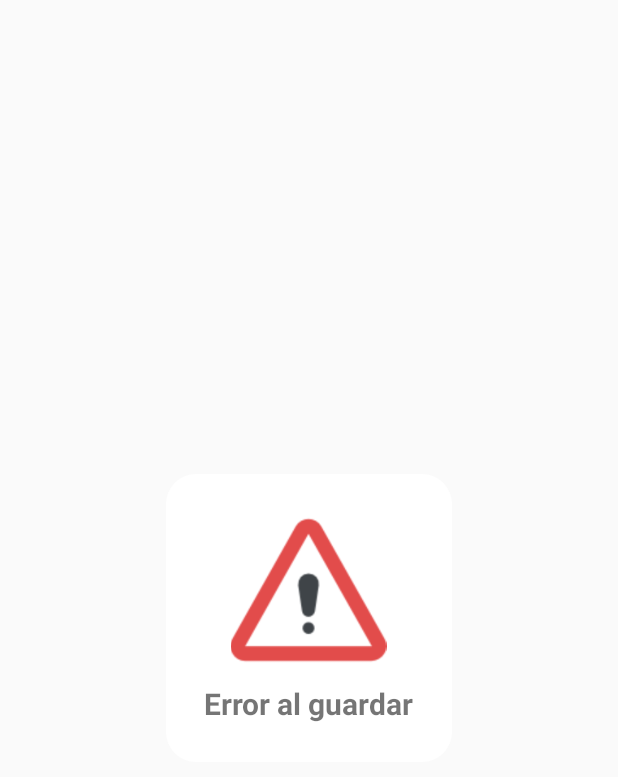
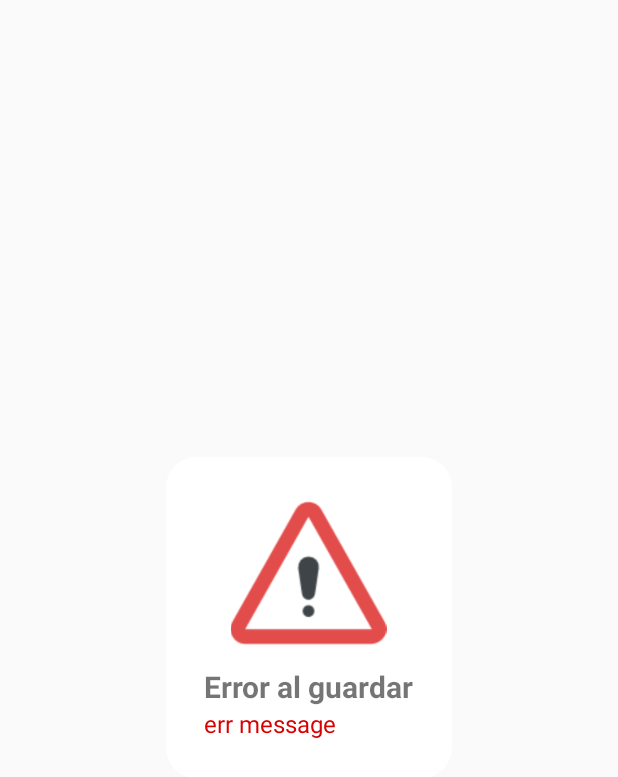
Before and after one commit to edw-rys/appFundation, an Android app: the layout dialog_error.xml on its own in the app's theme, with its tools: preview values and no code run, on a phone screen of 412 x 824 dp. Shown: the top 777 px of the screen. Run offline under Robolectric (Android 15) with nearby library versions, the phone set to English and light mode, and no system bars.

```diff
--- a/app/src/main/java/com/tim/appfundacion/Form.java
+++ b/app/src/main/java/com/tim/appfundacion/Form.java
@@ -214,7 +214,7 @@ public class Form extends AppCompatActivity implements View.OnClickListener {
             }
 
         }else if (v==btnCancel_v1){
-            startActivity(new Intent(this, ViewMain.class));
+            startMainView();
         }else if (v == btnSig_v2){
             if(validateDataV2()) {
                 setContentView(R.layout.form_data_academic);
@@ -423,12 +423,14 @@ public class Form extends AppCompatActivity implements View.OnClickListener {
                 android.R.color.transparent
         );
     }
-    public void showProgressError(){
+    public void showProgressError(String message){
         progressDialog = new ProgressDialog(Form.this);
         // show dialog
         progressDialog.show();
         // Set content View
         progressDialog.setContentView(R.layout.dialog_error);
+        TextView txtMssg = (TextView) progressDialog.findViewById(R.id.message_err_save);
+        txtMssg.setText(message);
         // set transparent Background
         progressDialog.getWindow().setBackgroundDrawableResource(
                 android.R.color.transparent
--- a/app/src/main/java/com/tim/appfundacion/Model/EmployeeHttpModel.java
+++ b/app/src/main/java/com/tim/appfundacion/Model/EmployeeHttpModel.java
@@ -121,7 +121,7 @@ public class EmployeeHttpModel{
 
                     JsonObject dataAux =new JsonParser().parse(respuesta).getAsJsonObject();
                     String status = dataAux.get("status").getAsString();
-                    showDialogMessage(status.equals("success"));
+                    showDialogMessage(status.equals("success"), dataAux.get("message").getAsString() );
                 }catch (Exception ex){
                     System.out.println(ex);
                 }
@@ -219,7 +219,7 @@ public class EmployeeHttpModel{
         }
     }
 
-    public void showDialogMessage(boolean status){
+    public void showDialogMessage(boolean status, final String message){
         formEmployee.stopProgressDialog();
         System.out.println(status);
         if (status){
@@ -252,7 +252,7 @@ public class EmployeeHttpModel{
             formEmployee.runOnUiThread(new Runnable() {
                 @Override
                 public void run() {
-                    formEmployee.showProgressError();
+                    formEmployee.showProgressError(message);
                     Thread background = new Thread(new Runnable() {
 
                         public void run() {
--- a/app/src/main/res/drawable/bg_success.xml
+++ /dev/null
@@ -1,5 +0,0 @@
-<?xml version="1.0" encoding="utf-8"?>
-<shape xmlns:android="http://schemas.android.com/apk/res/android">
-    <solid android:color="@android:color/white"/>
-    <corners android:radius="20dp"/>
-</shape>
--- a/app/src/main/res/layout/dialog_error.xml
+++ b/app/src/main/res/layout/dialog_error.xml
@@ -26,5 +26,13 @@
             android:textSize="20sp"
             android:textStyle="bold"
             android:layout_marginTop="10dp"/>
+
+        <TextView
+            android:id="@+id/message_err_save"
+            android:layout_width="match_parent"
+            android:layout_height="wrap_content"
+            android:text="err message"
+            android:textColor="@color/error"
+            android:textSize="16sp" />
     </LinearLayout>
 </RelativeLayout>
```
